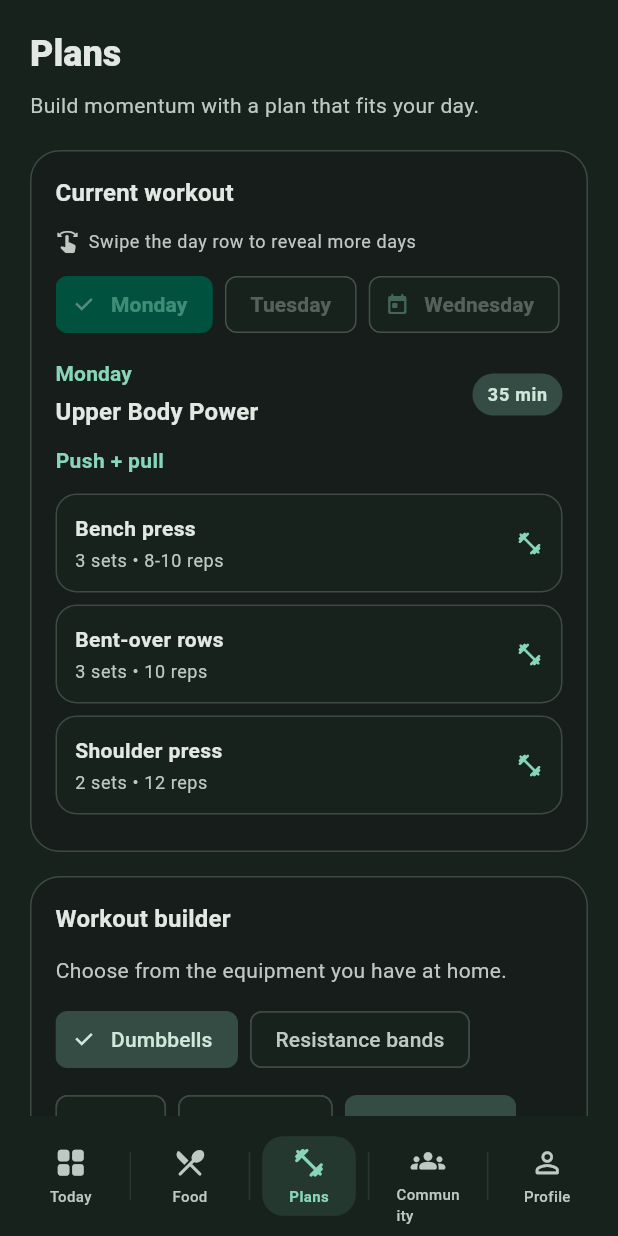
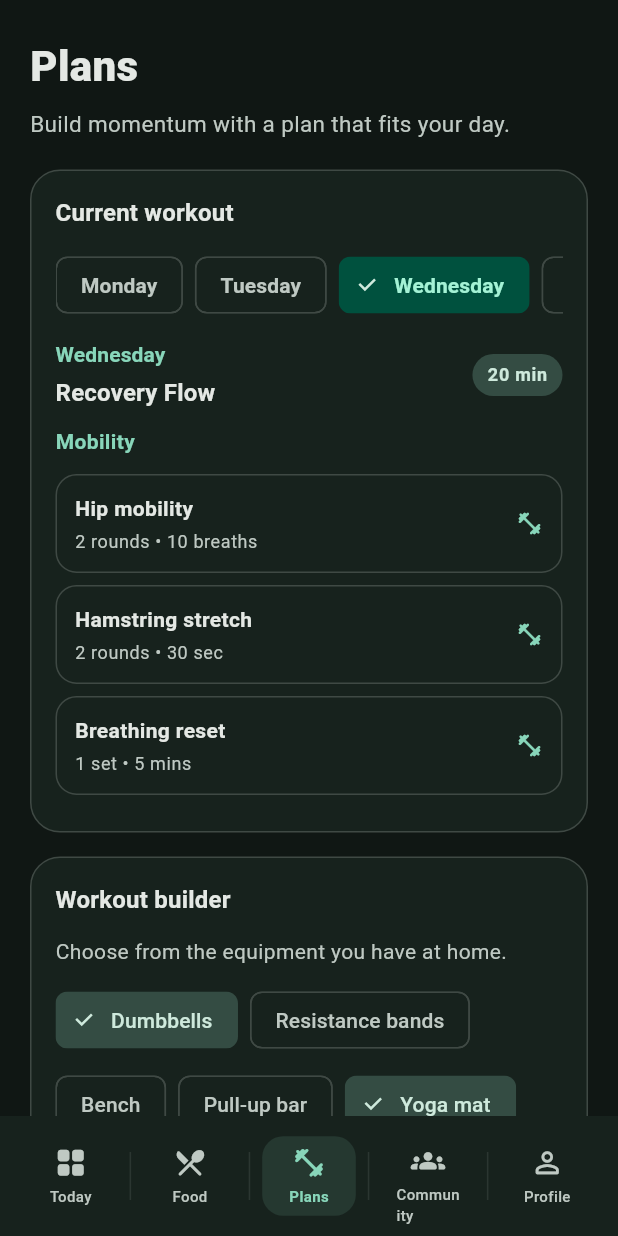
Before and after one commit to Voiduhh/Integra-Fitness, a Flutter app: the screen it shows after launch, after a tap on "72%", on a phone screen of 412 x 824 dp. Run offline on Flutter 3.47's test engine with Material 3 defaults, Android fonts, the phone set to English and light mode, and no system bars; Roboto replaces fonts that are missing (Arial).

Commit message:
Added consistency across all the pages. Added some basic items in the community

```diff
--- a/lib/tabs/community/community_tab.dart
+++ b/lib/tabs/community/community_tab.dart
@@ -1,15 +1,172 @@
 import 'package:flutter/material.dart';
-import '../simple_tab_view.dart';
 
 class CommunityTab extends StatelessWidget {
   const CommunityTab() : super(key: const ValueKey<String>('CommunityTab'));
 
   @override
   Widget build(BuildContext context) {
-    return const SimpleTabView(
-      icon: Icons.groups_rounded,
-      title: 'Community',
-      subtitle: 'Find your people and keep showing up.',
+    return Scaffold(
+      appBar: AppBar(
+        title: const Text('Community'),
+        actions: [IconButton(icon: const Icon(Icons.search), onPressed: () {})],
+      ),
+      body: ListView(
+        padding: const EdgeInsets.all(16.0),
+        children: [
+          _buildHeader('Find your people and keep showing up.'),
+          const SizedBox(height: 16),
+
+          // Groups Section
+          _buildSectionHeader('Groups', Icons.groups_rounded, onSeeAll: () {}),
+          _buildGroupList(),
+          const SizedBox(height: 24),
+
+          // Friends List Section
+          _buildSectionHeader('Friends', Icons.people_outline, onSeeAll: () {}),
+          _buildFriendsList(),
+          const SizedBox(height: 24),
+
+          // Local Fitness Activities Section
+          _buildSectionHeader(
+            'Local Fitness Activities',
+            Icons.fitness_center,
+            onSeeAll: () {},
+          ),
+          _buildFitnessActivitiesList(),
+          const SizedBox(height: 24),
+
+          // Suggested Items Section
+          _buildSectionHeader(
+            'Suggested for You',
+            Icons.recommend_outlined,
+            onSeeAll: () {},
+          ),
+          _buildSuggestedItemsList(),
+        ],
+      ),
+    );
+  }
+
+  Widget _buildHeader(String subtitle) {
+    return Text(
+      subtitle,
+      style: const TextStyle(fontSize: 16, color: Colors.grey),
+    );
+  }
+
+  Widget _buildSectionHeader(
+    String title,
+    IconData icon, {
+    VoidCallback? onSeeAll,
+  }) {
+    return Row(
+      mainAxisAlignment: MainAxisAlignment.spaceBetween,
+      children: [
+        Row(
+          children: [
+            Icon(icon, color: Colors.blue),
+            const SizedBox(width: 8),
+            Text(
+              title,
+              style: const TextStyle(fontSize: 18, fontWeight: FontWeight.bold),
+            ),
+          ],
+        ),
+        if (onSeeAll != null)
+          TextButton(onPressed: onSeeAll, child: const Text('See All')),
+      ],
+    );
+  }
+
+  Widget _buildGroupList() {
+    final groups = [
+      'Morning Runners Club',
+      'Yoga Enthusiasts',
+      'Weekend Hikers',
+    ];
+    return Column(
+      children: groups.map((group) {
+        return Card(
+          child: ListTile(
+            leading: const CircleAvatar(child: Icon(Icons.group)),
+            title: Text(group),
+            subtitle: const Text('Active discussions & events'),
+            trailing: ElevatedButton(
+              onPressed: () {},
+              child: const Text('Join'),
+            ),
+          ),
+        );
+      }).toList(),
+    );
+  }
+
+  Widget _buildFriendsList() {
+    final friends = ['Alex Johnson', 'Sarah Smith', 'Michael Brown'];
+    return SizedBox(
+      height: 90,
+      child: ListView.builder(
+        scrollDirection: Axis.horizontal,
+        itemCount: friends.length,
+        itemBuilder: (context, index) {
+          return Padding(
+            padding: const EdgeInsets.only(right: 12.0),
+            child: Column(
+              children: [
+                const CircleAvatar(radius: 28, child: Icon(Icons.person)),
+                const SizedBox(height: 4),
+                Text(friends[index], style: const TextStyle(fontSize: 12)),
+              ],
+            ),
+          );
+        },
+      ),
+    );
+  }
+
+  Widget _buildFitnessActivitiesList() {
+    final activities = [
+      {'title': 'Sunset Yoga Class', 'location': 'Central Park • 6:00 PM'},
+      {'title': '5K Community Run', 'location': 'Downtown Track • Sat 8:00 AM'},
+    ];
+
+    return Column(
+      children: activities.map((activity) {
+        return Card(
+          child: ListTile(
+            leading: const Icon(Icons.event, color: Colors.orange),
+            title: Text(activity['title']!),
+            subtitle: Text(activity['location']!),
+            trailing: const Icon(Icons.chevron_right),
+            onTap: () {},
+          ),
+        );
+      }).toList(),
+    );
+  }
+
+  Widget _buildSuggestedItemsList() {
+    final suggestions = [
+      {
+        'title': 'HIIT Workout Challenge',
+        'subtitle': 'Based on your recent activity',
+      },
+      {'title': 'Hydration Tracking Group', 'subtitle': 'Popular near you'},
+    ];
+
+    return Column(
+      children: suggestions.map((item) {
+        return Card(
+          color: Colors.blue.shade50,
+          child: ListTile(
+            leading: const Icon(Icons.lightbulb_outline, color: Colors.amber),
+            title: Text(item['title']!),
+            subtitle: Text(item['subtitle']!),
+            trailing: const Icon(Icons.add),
+            onTap: () {},
+          ),
+        );
+      }).toList(),
     );
   }
 }
--- a/lib/tabs/food/food_tab.dart
+++ b/lib/tabs/food/food_tab.dart
@@ -64,7 +64,6 @@ class _MealsTabState extends State<MealsTab> {
     final totalCalories = totalProtein * 4 + totalCarbs * 4 + totalFat * 9;
 
     return Scaffold(
-      backgroundColor: colors.surfaceContainerLow,
       body: SafeArea(
         child: SingleChildScrollView(
           padding: const EdgeInsets.fromLTRB(20, 24, 20, 32),
@@ -84,7 +83,7 @@ class _MealsTabState extends State<MealsTab> {
                 'Track meals, build a grocery list, and discover recipes.',
                 style: TextStyle(color: colors.onSurfaceVariant, fontSize: 15),
               ),
-              const SizedBox(height: 24),
+              const SizedBox(height: 20),
               _FoodSection(
                 title: 'Today’s food tracking',
                 subtitle: 'Log meals and hydration for the day.',
--- a/lib/tabs/plans/plans_tab.dart
+++ b/lib/tabs/plans/plans_tab.dart
@@ -8,8 +8,9 @@ class PlansTab extends StatefulWidget {
 }
 
 class _PlansTabState extends State<PlansTab> {
-  final int _selectedWorkoutIndex = 0;
-  final int _previewWorkoutIndex = 0;
+  // 1. Remove final so these indices can be initialized in initState
+  late int _selectedWorkoutIndex;
+  late int _previewWorkoutIndex;
 
   final List<_WorkoutDay> _workoutDays = const [
     _WorkoutDay(
@@ -108,6 +109,15 @@ class _PlansTabState extends State<PlansTab> {
     'Yoga mat',
   ];
 
+  @override
+  void initState() {
+    super.initState();
+    // 2. Default initial selection to current day of the week (1 = Monday, 7 = Sunday)
+    final initialIndex = DateTime.now().weekday - 1;
+    _selectedWorkoutIndex = initialIndex;
+    _previewWorkoutIndex = initialIndex;
+  }
+
   bool _isTodayDay(int index) {
     final today = DateTime.now().weekday;
     final days = [
@@ -166,25 +176,24 @@ class _PlansTabState extends State<PlansTab> {
     final currentWorkout = _workoutDays[_previewWorkoutIndex];
 
     return Scaffold(
-      backgroundColor: colors.surface,
       body: SafeArea(
         child: SingleChildScrollView(
-          padding: const EdgeInsets.fromLTRB(20, 20, 20, 32),
+          padding: const EdgeInsets.fromLTRB(20, 24, 20, 32),
           child: Column(
             crossAxisAlignment: CrossAxisAlignment.start,
             children: [
               Text(
                 'Plans',
-                style: Theme.of(context).textTheme.headlineSmall?.copyWith(
+                style: TextStyle(
+                  fontSize: 28,
                   fontWeight: FontWeight.w800,
+                  color: colors.onSurface,
                 ),
               ),
               const SizedBox(height: 8),
               Text(
                 'Build momentum with a plan that fits your day.',
-                style: Theme.of(context).textTheme.bodyMedium?.copyWith(
-                  color: colors.onSurfaceVariant,
-                ),
+                style: TextStyle(color: colors.onSurfaceVariant, fontSize: 15),
               ),
               const SizedBox(height: 20),
               _SectionCard(
@@ -192,22 +201,6 @@ class _PlansTabState extends State<PlansTab> {
                 child: Column(
                   crossAxisAlignment: CrossAxisAlignment.start,
                   children: [
-                    Row(
-                      children: [
-                        Icon(
-                          Icons.swipe_rounded,
-                          size: 16,
-                          color: colors.onSurfaceVariant,
-                        ),
-                        const SizedBox(width: 6),
-                        Text(
-                          'Swipe the day row to reveal more days',
-                          style: Theme.of(context).textTheme.bodySmall
-                              ?.copyWith(color: colors.onSurfaceVariant),
-                        ),
-                      ],
-                    ),
-                    const SizedBox(height: 10),
                     GestureDetector(
                       onHorizontalDragUpdate: _handleChipSwipe,
                       onHorizontalDragEnd: _handleChipSwipeEnd,
@@ -231,6 +224,15 @@ class _PlansTabState extends State<PlansTab> {
                                       : colors.onSurfaceVariant,
                                   fontWeight: FontWeight.w700,
                                 ),
+                                // 3. Added onSelected callback to enable user selection
+                                onSelected: (bool selected) {
+                                  if (selected) {
+                                    setState(() {
+                                      _selectedWorkoutIndex = index;
+                                      _previewWorkoutIndex = index;
+                                    });
+                                  }
+                                },
                                 avatar: isToday && !isCurrent
                                     ? Icon(
                                         Icons.today_rounded,
@@ -460,7 +462,7 @@ class _SectionCard extends StatelessWidget {
       width: double.infinity,
       padding: const EdgeInsets.all(16),
       decoration: BoxDecoration(
-        color: colors.surfaceContainerLow,
+        color: colors.surface,
         borderRadius: BorderRadius.circular(20),
         border: Border.all(color: colors.outlineVariant),
       ),
--- a/lib/tabs/quick_glance/today_view.dart
+++ b/lib/tabs/quick_glance/today_view.dart
@@ -10,7 +10,7 @@ class TodayView extends StatelessWidget {
   Widget build(BuildContext context) {
     final darkMode = isDarkMode.value;
     return ListView(
-      padding: const EdgeInsets.fromLTRB(20, 20, 20, 28),
+      padding: const EdgeInsets.fromLTRB(20, 24, 20, 32),
       children: [
         Row(
           mainAxisAlignment: MainAxisAlignment.spaceBetween,
@@ -19,21 +19,19 @@ class TodayView extends StatelessWidget {
               crossAxisAlignment: CrossAxisAlignment.start,
               children: [
                 Text(
-                  DateFormat('EEEE, MMMM d').format(DateTime.now()),
+                  '${getTimeGreeting()}, Alex',
                   style: TextStyle(
-                    fontSize: 12,
-                    letterSpacing: 1.1,
-                    fontWeight: FontWeight.w700,
-                    color: Theme.of(context).colorScheme.onSurfaceVariant,
+                    fontSize: 28,
+                    fontWeight: FontWeight.w800,
+                    color: Theme.of(context).colorScheme.onSurface,
                   ),
                 ),
                 const SizedBox(height: 7),
                 Text(
-                  '${getTimeGreeting()}, Alex',
+                  DateFormat('EEEE, MMMM d').format(DateTime.now()),
                   style: TextStyle(
-                    fontSize: 25,
-                    fontWeight: FontWeight.w800,
-                    color: Theme.of(context).colorScheme.onSurface,
+                    fontSize: 15,
+                    color: Theme.of(context).colorScheme.onSurfaceVariant,
                   ),
                 ),
               ],
```
